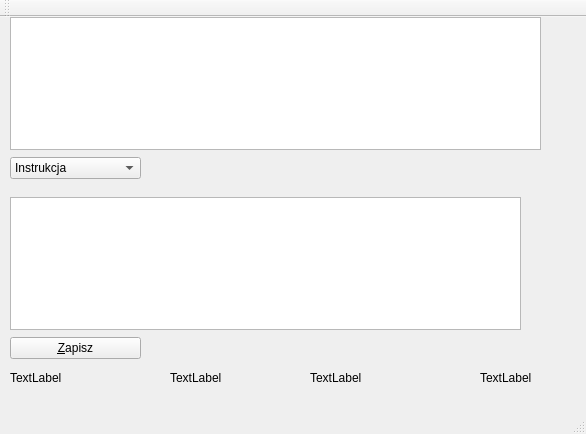
Old version of the form mainwindow.ui in the repository Nieminimalnofazowi/projektKlawiatura.
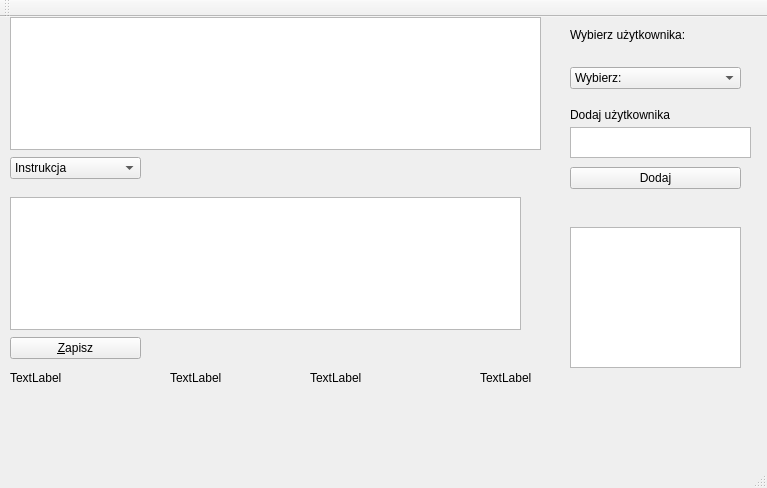
New version of the form.

Patch:
```diff
--- a/mainwindow.ui
+++ b/mainwindow.ui
@@ -6,8 +6,8 @@
    <rect>
     <x>0</x>
     <y>0</y>
-    <width>586</width>
-    <height>434</height>
+    <width>767</width>
+    <height>488</height>
    </rect>
   </property>
   <property name="font">
@@ -186,6 +186,93 @@
      <string>TextLabel</string>
     </property>
    </widget>
+   <widget class="QComboBox" name="UserListCombo">
+    <property name="geometry">
+     <rect>
+      <x>570</x>
+      <y>50</y>
+      <width>171</width>
+      <height>22</height>
+     </rect>
+    </property>
+    <item>
+     <property name="text">
+      <string>Wybierz:</string>
+     </property>
+    </item>
+   </widget>
+   <widget class="QLabel" name="label">
+    <property name="geometry">
+     <rect>
+      <x>570</x>
+      <y>10</y>
+      <width>161</width>
+      <height>16</height>
+     </rect>
+    </property>
+    <property name="text">
+     <string>Wybierz użytkownika:</string>
+    </property>
+   </widget>
+   <widget class="QLabel" name="label_2">
+    <property name="geometry">
+     <rect>
+      <x>570</x>
+      <y>90</y>
+      <width>161</width>
+      <height>16</height>
+     </rect>
+    </property>
+    <property name="text">
+     <string>Dodaj użytkownika</string>
+    </property>
+   </widget>
+   <widget class="QPushButton" name="pushButton">
+    <property name="geometry">
+     <rect>
+      <x>570</x>
+      <y>150</y>
+      <width>171</width>
+      <height>22</height>
+     </rect>
+    </property>
+    <property name="text">
+     <string>Dodaj</string>
+    </property>
+   </widget>
+   <widget class="QTextEdit" name="UserName">
+    <property name="geometry">
+     <rect>
+      <x>570</x>
+      <y>110</y>
+      <width>181</width>
+      <height>31</height>
+     </rect>
+    </property>
+   </widget>
+   <widget class="QTextEdit" name="testwindow">
+    <property name="geometry">
+     <rect>
+      <x>570</x>
+      <y>210</y>
+      <width>171</width>
+      <height>141</height>
+     </rect>
+    </property>
+   </widget>
+   <widget class="QLabel" name="activeUser">
+    <property name="geometry">
+     <rect>
+      <x>570</x>
+      <y>360</y>
+      <width>171</width>
+      <height>41</height>
+     </rect>
+    </property>
+    <property name="text">
+     <string/>
+    </property>
+   </widget>
   </widget>
   <widget class="QMenuBar" name="menuBar">
    <property name="geometry">
```
Left out of the diff: 8 changed lines with no effect on the pictures.
